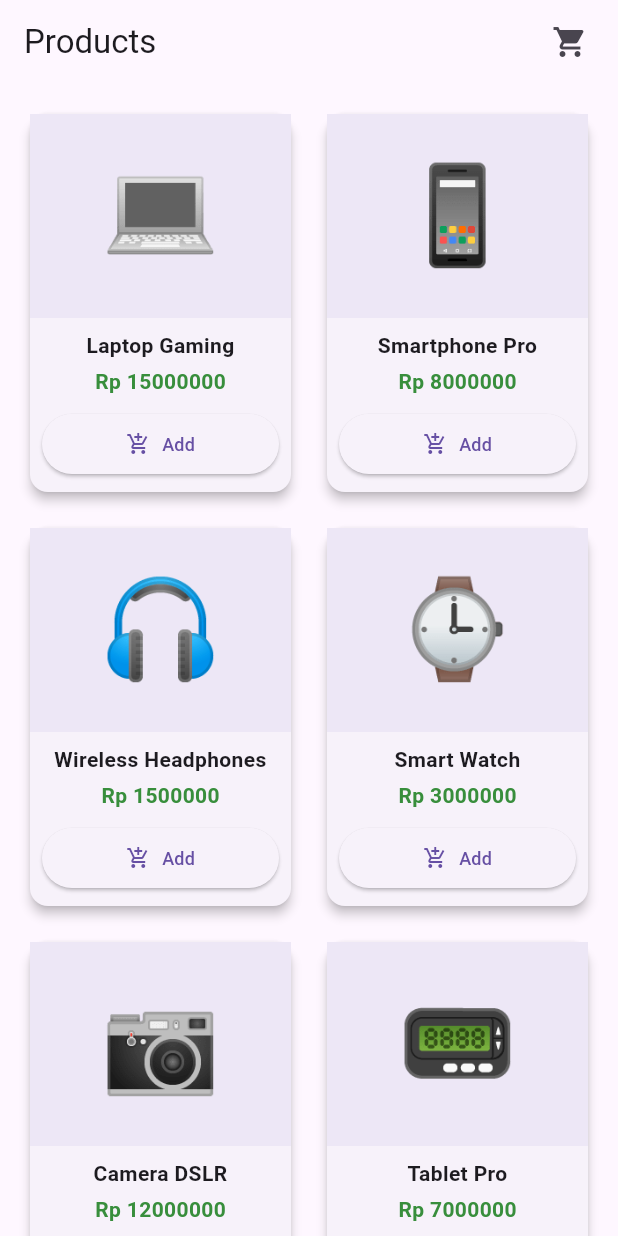
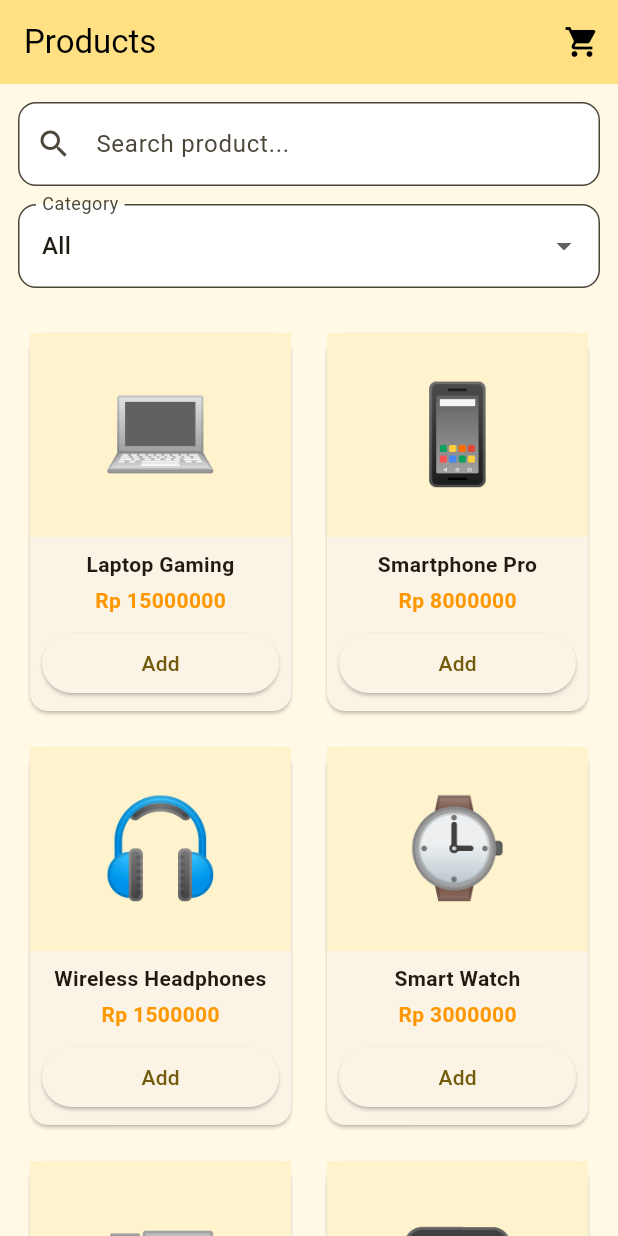
Before and after one commit to Zahraramadhani014/TUGAS_PAB, a Flutter app: the screen it shows after launch, on a phone screen of 412 x 824 dp. Run offline on Flutter 3.47's test engine with Material 3 defaults, Android fonts, the light colour scheme and no system bars.

Commit message:
Final submission - Shopping Cart Enhancement

```diff
--- a/lib/main.dart
+++ b/lib/main.dart
@@ -20,8 +20,13 @@ class MyApp extends StatelessWidget {
     return MaterialApp(
       title: 'Shopping Cart (Mini E-Commerce Shopping Cart)',
       theme: ThemeData(
-        primarySwatch: Colors.yellow,
         useMaterial3: true,
+        scaffoldBackgroundColor: const Color(0xFFFFF9E6),
+        colorScheme: ColorScheme.fromSeed(seedColor: const Color(0xFFFFD54F)),
+        appBarTheme: const AppBarTheme(
+          backgroundColor: Color(0xFFFFE082),
+          foregroundColor: Colors.black,
+        ),
       ),
       home: const ProductListPage(),
     );
--- a/lib/models/product.dart
+++ b/lib/models/product.dart
@@ -4,12 +4,13 @@ class Product {
   final double price;
   final String emoji;
   final String description;
-
+  final String category;
   Product({
     required this.id,
     required this.name,
     required this.price,
     required this.emoji,
     required this.description,
+    required this.category,
   });
 }
--- a/lib/pages/product_list_page.dart
+++ b/lib/pages/product_list_page.dart
@@ -1,23 +1,35 @@
-// lib/pages/product_list_page.dart
 import 'package:flutter/material.dart';
 import 'package:provider/provider.dart';
 import '../models/product.dart';
 import '../models/cart_model.dart';
 import 'cart_page.dart';
 
-class ProductListPage extends StatelessWidget {
+class ProductListPage extends StatefulWidget {
   const ProductListPage({super.key});
 
   @override
-  Widget build(BuildContext context) {
-    // Dummy products
-    final products = [
+  State<ProductListPage> createState() => _ProductListPageState();
+}
+
+class _ProductListPageState extends State<ProductListPage> {
+  String searchQuery = '';
+  String selectedCategory = 'All';
+
+  final List<String> categories = [
+    'All',
+    'Electronics',
+    'Gadget',
+    'Accessories',
+  ];
+
+  final List<Product> products = [
     Product(
       id: '1',
       name: 'Laptop Gaming',
       price: 15000000,
       emoji: '💻',
       description: 'Laptop gaming performa tinggi',
+      category: 'Electronics',
     ),
     Product(
       id: '2',
@@ -25,6 +37,7 @@ class ProductListPage extends StatelessWidget {
       price: 8000000,
       emoji: '📱',
       description: 'Smartphone flagship terbaru',
+      category: 'Gadget',
     ),
     Product(
       id: '3',
@@ -32,6 +45,7 @@ class ProductListPage extends StatelessWidget {
       price: 1500000,
       emoji: '🎧',
       description: 'Headphones noise-cancelling',
+      category: 'Accessories',
     ),
     Product(
       id: '4',
@@ -39,6 +53,7 @@ class ProductListPage extends StatelessWidget {
       price: 3000000,
       emoji: '⌚',
       description: 'Smartwatch dengan health tracking',
+      category: 'Gadget',
     ),
     Product(
       id: '5',
@@ -46,6 +61,7 @@ class ProductListPage extends StatelessWidget {
       price: 12000000,
       emoji: '📷',
       description: 'Kamera DSLR profesional',
+      category: 'Electronics',
     ),
     Product(
       id: '6',
@@ -53,11 +69,28 @@ class ProductListPage extends StatelessWidget {
       price: 7000000,
       emoji: '📟',
       description: 'Tablet untuk produktivitas',
+      category: 'Gadget',
     ),
   ];
 
+  @override
+  Widget build(BuildContext context) {
+    final filteredProducts = products.where((product) {
+      final matchSearch = product.name
+          .toLowerCase()
+          .contains(searchQuery.toLowerCase());
+
+      final matchCategory =
+          selectedCategory == 'All' ||
+              product.category == selectedCategory;
+
+      return matchSearch && matchCategory;
+    }).toList();
+
     return Scaffold(
+      backgroundColor: const Color(0xFFFFF9E6),
       appBar: AppBar(
+        backgroundColor: const Color(0xFFFFE082),
         title: const Text('Products'),
         actions: [
           Consumer<CartModel>(
@@ -70,33 +103,27 @@ class ProductListPage extends StatelessWidget {
                       Navigator.push(
                         context,
                         MaterialPageRoute(
-                          builder: (context) => const CartPage(),
+                          builder: (_) => const CartPage(),
                         ),
                       );
                     },
                   ),
                   if (cart.itemCount > 0)
                     Positioned(
-                      right: 8,
-                      top: 8,
+                      right: 6,
+                      top: 6,
                       child: Container(
                         padding: const EdgeInsets.all(4),
                         decoration: const BoxDecoration(
                           color: Colors.red,
                           shape: BoxShape.circle,
                         ),
-                        constraints: const BoxConstraints(
-                          minWidth: 16,
-                          minHeight: 16,
-                        ),
                         child: Text(
                           '${cart.itemCount}',
                           style: const TextStyle(
                             color: Colors.white,
                             fontSize: 10,
-                            fontWeight: FontWeight.bold,
                           ),
-                          textAlign: TextAlign.center,
                         ),
                       ),
                     ),
@@ -104,28 +131,78 @@ class ProductListPage extends StatelessWidget {
               );
             },
           ),
-          const SizedBox(width: 8),
         ],
       ),
-      body: GridView.builder(
+      body: Column(
+        children: [
+          // SEARCH
+          Padding(
+            padding: const EdgeInsets.all(12),
+            child: TextField(
+              decoration: InputDecoration(
+                hintText: 'Search product...',
+                filled: true,
+                fillColor: Colors.white,
+                prefixIcon: const Icon(Icons.search),
+                border: OutlineInputBorder(
+                  borderRadius: BorderRadius.circular(12),
+                ),
+              ),
+              onChanged: (value) {
+                setState(() {
+                  searchQuery = value;
+                });
+              },
+            ),
+          ),
+
+          // CATEGORY
+          Padding(
+            padding: const EdgeInsets.symmetric(horizontal: 12),
+            child: DropdownButtonFormField<String>(
+              value: selectedCategory,
+              items: categories
+                  .map((cat) =>
+                      DropdownMenuItem(value: cat, child: Text(cat)))
+                  .toList(),
+              onChanged: (value) {
+                setState(() {
+                  selectedCategory = value!;
+                });
+              },
+              decoration: InputDecoration(
+                filled: true,
+                fillColor: Colors.white,
+                labelText: 'Category',
+                border: OutlineInputBorder(
+                  borderRadius: BorderRadius.circular(12),
+                ),
+              ),
+            ),
+          ),
+
+          const SizedBox(height: 10),
+
+          Expanded(
+            child: GridView.builder(
               padding: const EdgeInsets.all(16),
-        gridDelegate: const SliverGridDelegateWithFixedCrossAxisCount(
+              gridDelegate:
+                  const SliverGridDelegateWithFixedCrossAxisCount(
                 crossAxisCount: 2,
                 childAspectRatio: 0.7,
                 crossAxisSpacing: 16,
                 mainAxisSpacing: 16,
               ),
-        itemCount: products.length,
+              itemCount: filteredProducts.length,
               itemBuilder: (context, index) {
-          final product = products[index];
+                final product = filteredProducts[index];
 
                 return Card(
-            elevation: 3,
                   child: Column(
                     children: [
                       Expanded(
                         child: Container(
-                    color: Colors.deepPurple.shade50,
+                          color: const Color(0xFFFFF3CD),
                           child: Center(
                             child: Text(
                               product.emoji,
@@ -140,47 +217,28 @@ class ProductListPage extends StatelessWidget {
                           children: [
                             Text(
                               product.name,
-                        maxLines: 2,
-                        overflow: TextOverflow.ellipsis,
+                              textAlign: TextAlign.center,
                               style: const TextStyle(
-                          fontWeight: FontWeight.bold,
-                          fontSize: 14,
-                        ),
-                        textAlign: TextAlign.center,
+                                  fontWeight: FontWeight.bold),
                             ),
                             const SizedBox(height: 4),
                             Text(
                               'Rp ${product.price.toStringAsFixed(0)}',
-                        style: TextStyle(
-                          color: Colors.green[700],
-                          fontWeight: FontWeight.w600,
-                          fontSize: 14,
+                              style: const TextStyle(
+                                color: Colors.orange,
+                                fontWeight: FontWeight.bold,
                               ),
                             ),
                             const SizedBox(height: 8),
                             SizedBox(
                               width: double.infinity,
-                        child: ElevatedButton.icon(
+                              child: ElevatedButton(
                                 onPressed: () {
-                            context.read<CartModel>().addItem(product);
-
-                            ScaffoldMessenger.of(context).showSnackBar(
-                              SnackBar(
-                                content: Text(
-                                    '${product.name} ditambahkan ke cart!'),
-                                duration: const Duration(seconds: 1),
-                                behavior: SnackBarBehavior.floating,
-                              ),
-                            );
+                                  context
+                                      .read<CartModel>()
+                                      .addItem(product);
                                 },
-                          icon: const Icon(Icons.add_shopping_cart, size: 16),
-                          label: const Text(
-                            'Add',
-                            style: TextStyle(fontSize: 12),
-                          ),
-                          style: ElevatedButton.styleFrom(
-                            padding: const EdgeInsets.symmetric(vertical: 8),
-                          ),
+                                child: const Text('Add'),
                               ),
                             ),
                           ],
@@ -191,6 +249,9 @@ class ProductListPage extends StatelessWidget {
                 );
               },
             ),
+          ),
+        ],
+      ),
     );
   }
 }
```
Also changed, not shown: lib/pages/cart_page.dart (+149 -103 lines), lib/pages/checkout_page.dart (added, +212 -0 lines). Lines whose indentation alone changed are shown as unchanged.
